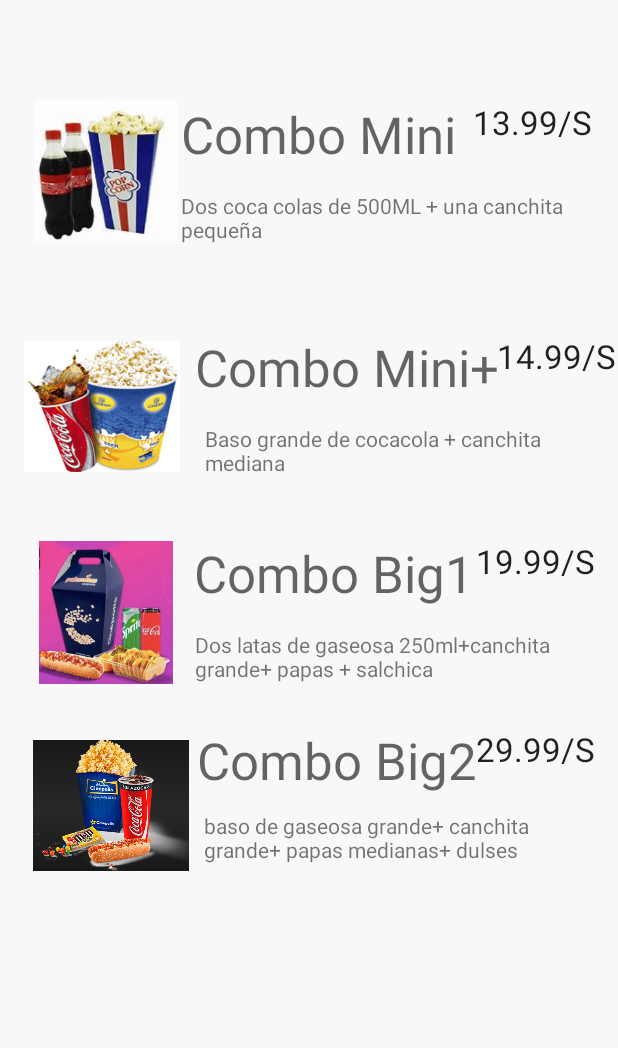
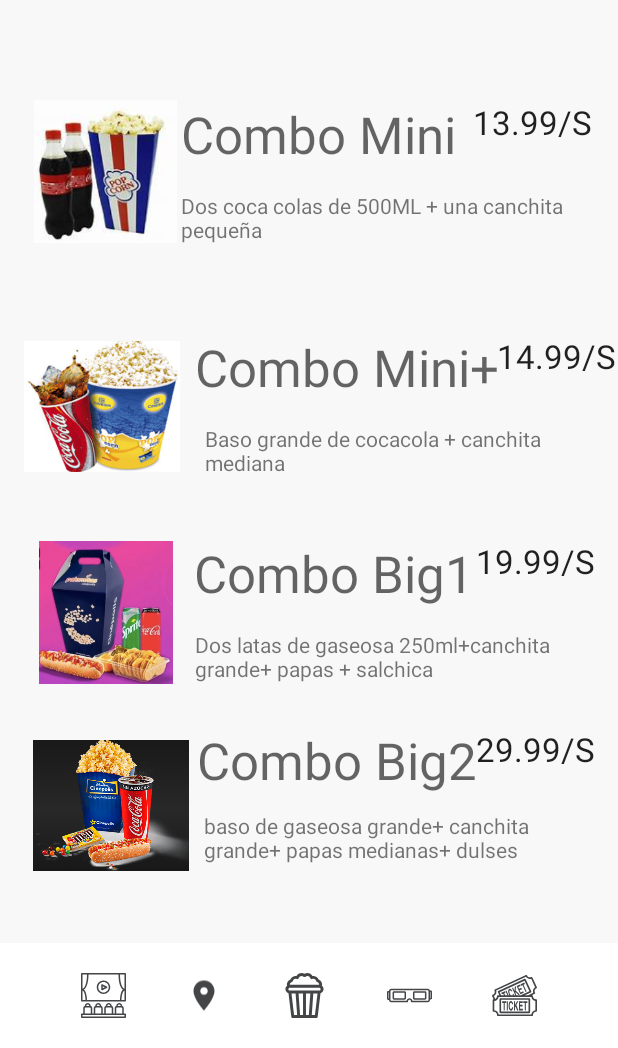
Before and after one commit to RzoPinedo/ChinestarApp, an Android app: the ConfiteriaActivity screen opened directly, with no data from a screen before it, on a phone screen of 412 x 824 dp, the part 188-1236 px from its top. Run offline under Robolectric (Android 15) with nearby library versions, the phone set to English and light mode, and no system bars; Roboto replaces fonts that are not available here.

Commit message:
add bottom

```diff
--- a/app/src/main/java/idat/dami/chinestarapp/ConfiteriaActivity.java
+++ b/app/src/main/java/idat/dami/chinestarapp/ConfiteriaActivity.java
@@ -25,7 +25,7 @@ public class ConfiteriaActivity extends AppCompatActivity {
         startActivity(objInicio);
     }
 
-    public void irFormatos(View view) {
+    public void irAFormatos(View view) {
         Intent objInicio = new Intent(this, FormatosActivity.class);
         startActivity(objInicio);
     }
--- a/app/src/main/java/idat/dami/chinestarapp/FormatosActivity.java
+++ b/app/src/main/java/idat/dami/chinestarapp/FormatosActivity.java
@@ -25,7 +25,7 @@ public class FormatosActivity extends AppCompatActivity {
         startActivity(objInicio);
     }
 
-    public void irCines(View view) {
+    public void irACines(View view) {
         Intent objInicio = new Intent(this, CinesActivity.class);
         startActivity(objInicio);
     }
--- a/app/src/main/res/layout/activity_confiteria.xml
+++ b/app/src/main/res/layout/activity_confiteria.xml
@@ -239,4 +239,68 @@
         app:layout_constraintTop_toTopOf="parent"
         app:layout_constraintVertical_bias="0.0"/>
 
+    <LinearLayout
+        android:id="@+id/linearLayout"
+        android:layout_width="match_parent"
+        android:layout_height="wrap_content"
+        android:background="@color/white"
+        android:gravity="center_horizontal|center_vertical"
+        android:orientation="horizontal"
+        android:paddingBottom="0dp"
+        app:layout_constraintBottom_toBottomOf="parent"
+        app:layout_constraintLeft_toLeftOf="parent"
+        app:layout_constraintRight_toRightOf="parent">
+
+        <ImageView
+            android:id="@+id/idInicio"
+            android:layout_width="wrap_content"
+            android:layout_height="30dp"
+            android:layout_margin="20dp"
+            android:onClick="irAInicio"
+            app:layout_constraintBottom_toBottomOf="parent"
+            app:layout_constraintStart_toStartOf="parent"
+            app:srcCompat="@drawable/ic_dos" />
+
+        <ImageView
+            android:id="@+id/idCines"
+            android:layout_width="wrap_content"
+            android:layout_height="30dp"
+            android:layout_margin="20dp"
+            android:onClick="irACines"
+            app:layout_constraintBottom_toBottomOf="parent"
+            app:layout_constraintStart_toEndOf="@+id/idInicio"
+            app:srcCompat="@drawable/ic_baseline_location_on_24" />
+
+        <ImageView
+            android:id="@+id/idConfiteria"
+            android:layout_width="wrap_content"
+            android:layout_height="30dp"
+            android:layout_margin="20dp"
+            android:onClick="irAConfiteria"
+            app:layout_constraintBottom_toBottomOf="parent"
+            app:layout_constraintStart_toEndOf="@+id/idCines"
+            app:srcCompat="@drawable/ic_cinco" />
+
+        <ImageView
+            android:id="@+id/idFormatos"
+            android:layout_width="wrap_content"
+            android:layout_height="30dp"
+            android:layout_margin="20dp"
+            android:onClick="irAFormatos"
+            app:layout_constraintBottom_toBottomOf="parent"
+            app:layout_constraintStart_toEndOf="@+id/idConfiteria"
+            app:srcCompat="@drawable/ic_uno" />
+
+        <ImageView
+            android:id="@+id/idPromociones"
+            android:layout_width="wrap_content"
+            android:layout_height="30dp"
+            android:layout_margin="20dp"
+            android:onClick="irAPromociones"
+            app:layout_constraintBottom_toBottomOf="parent"
+            app:layout_constraintStart_toEndOf="@+id/idFormatos"
+            app:srcCompat="@drawable/ic_tres" />
+
+    </LinearLayout>
+
 </androidx.constraintlayout.widget.ConstraintLayout>
```
Also changed, not shown: app/src/main/res/layout/activity_formatos.xml (+64 -0 lines).
